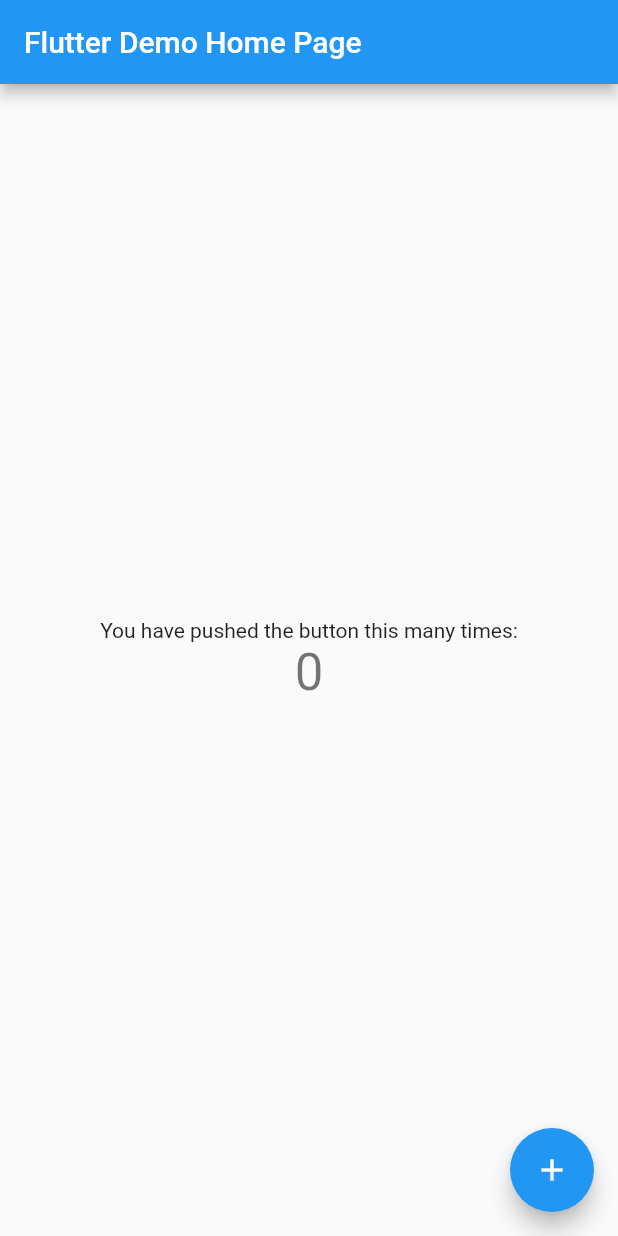
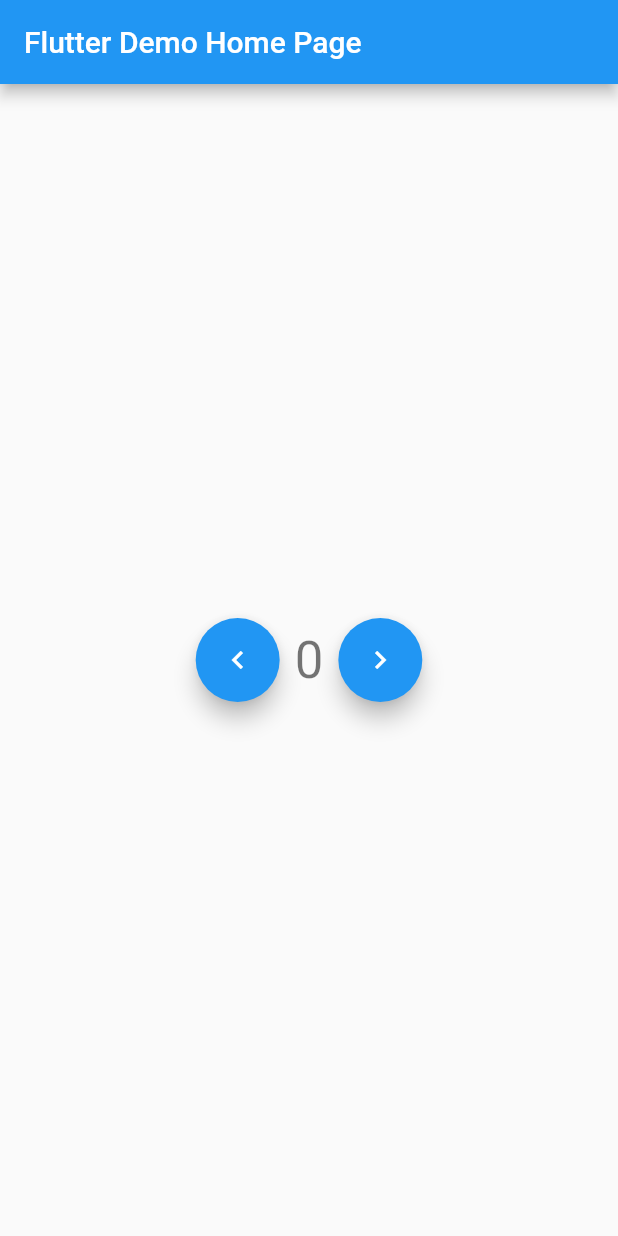
Before and after one commit to FariasGabriela/estudos_mobx, a Flutter app: the screen it shows after launch, on a phone screen of 412 x 824 dp. Run offline on Flutter 3.47's test engine with Material 2 defaults, Android fonts, the phone set to English and light mode, and no system bars; our stand-ins replace flutter_mobx, mobx; generated files the repository leaves out were written again.

```diff
--- a/lib/counter.dart
+++ b/lib/counter.dart
@@ -11,4 +11,9 @@ abstract class _Counter with Store {
   increment(){
     value++;
   }
+
+  @action
+  decrement(){
+    value--;
+  }
 }
--- a/lib/main.dart
+++ b/lib/main.dart
@@ -5,21 +5,12 @@ import 'package:flutter/material.dart';
 void main() => runApp(MyApp());
 
 class MyApp extends StatelessWidget {
-  // This widget is the root of your application.
+
   @override
   Widget build(BuildContext context) {
     return MaterialApp(
       title: 'Flutter Demo',
       theme: ThemeData(
-        // This is the theme of your application.
-        //
-        // Try running your application with "flutter run". You'll see the
-        // application has a blue toolbar. Then, without quitting the app, try
-        // changing the primarySwatch below to Colors.green and then invoke
-        // "hot reload" (press "r" in the console where you ran "flutter run",
-        // or simply save your changes to "hot reload" in a Flutter IDE).
-        // Notice that the counter didn't reset back to zero; the application
-        // is not restarted.
         primarySwatch: Colors.blue,
       ),
       home: MyHomePage(title: 'Flutter Demo Home Page'),
@@ -29,15 +20,6 @@ class MyApp extends StatelessWidget {
 
 class MyHomePage extends StatefulWidget {
   MyHomePage({Key key, this.title}) : super(key: key);
-
-  // This widget is the home page of your application. It is stateful, meaning
-  // that it has a State object (defined below) that contains fields that affect
-  // how it looks.
-
-  // This class is the configuration for the state. It holds the values (in this
-  // case the title) provided by the parent (in this case the App widget) and
-  // used by the build method of the State. Fields in a Widget subclass are
-  // always marked "final".
 
   final String title;
 
@@ -51,55 +33,35 @@ class _MyHomePageState extends State<MyHomePage> {
 
   @override
   Widget build(BuildContext context) {
-    // This method is rerun every time setState is called, for instance as done
-    // by the _incrementCounter method above.
-    //
-    // The Flutter framework has been optimized to make rerunning build methods
-    // fast, so that you can just rebuild anything that needs updating rather
-    // than having to individually change instances of widgets.
     return Scaffold(
       appBar: AppBar(
-        // Here we take the value from the MyHomePage object that was created by
-        // the App.build method, and use it to set our appbar title.
         title: Text(widget.title),
       ),
       body: Center(
-        // Center is a layout widget. It takes a single child and positions it
-        // in the middle of the parent.
-        child: Column(
-          // Column is also a layout widget. It takes a list of children and
-          // arranges them vertically. By default, it sizes itself to fit its
-          // children horizontally, and tries to be as tall as its parent.
-          //
-          // Invoke "debug painting" (press "p" in the console, choose the
-          // "Toggle Debug Paint" action from the Flutter Inspector in Android
-          // Studio, or the "Toggle Debug Paint" command in Visual Studio Code)
-          // to see the wireframe for each widget.
-          //
-          // Column has various properties to control how it sizes itself and
-          // how it positions its children. Here we use mainAxisAlignment to
-          // center the children vertically; the main axis here is the vertical
-          // axis because Columns are vertical (the cross axis would be
-          // horizontal).
+        child: Row(
           mainAxisAlignment: MainAxisAlignment.center,
           children: <Widget>[
-            Text(
-              'You have pushed the button this many times:',
+            FloatingActionButton(
+              onPressed: widget.counter.decrement,
+              tooltip: 'Increment',
+              child: Icon(Icons.chevron_left),
             ),
+            SizedBox(width: 10),
             Observer(
               builder: (_) => Text(
                 '${widget.counter.value}',
                 style: Theme.of(context).textTheme.display1,
               ),
             ),
+            SizedBox(width: 10),
+            FloatingActionButton(
+              onPressed: widget.counter.increment,
+              tooltip: 'Increment',
+              child: Icon(Icons.chevron_right),
+            )
           ],
         ),
       ),
-      floatingActionButton: FloatingActionButton(
-        onPressed: widget.counter.increment,
-        tooltip: 'Increment',
-        child: Icon(Icons.add),
-      ), // This trailing comma makes auto-formatting nicer for build methods.
     );
   }
 }
```
Also changed, not shown: lib/counter.g.dart.
